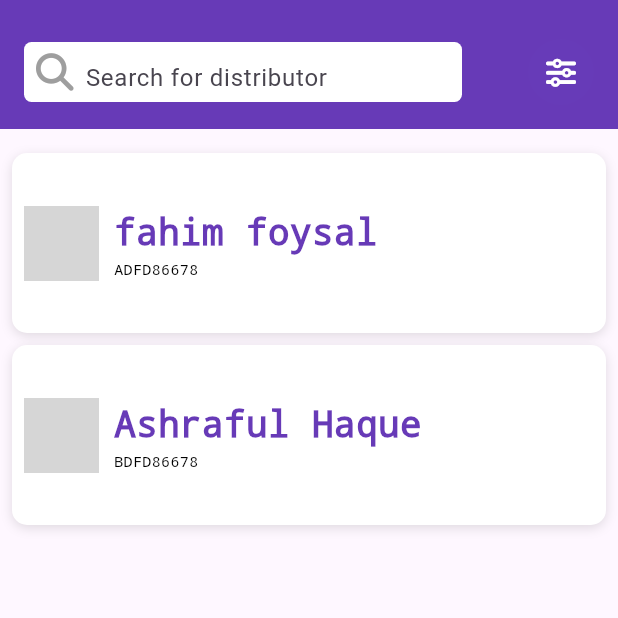
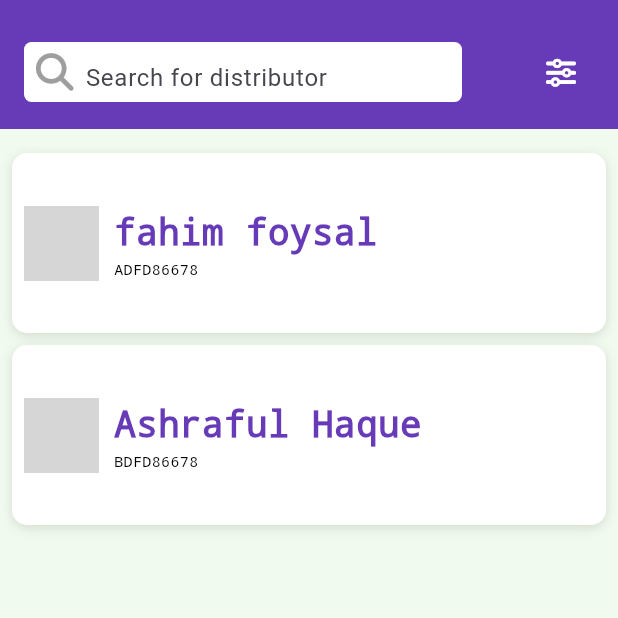
Before and after one commit to fahim-foyshal/robisalesautomationflutter, a Flutter app: the screen it shows after launch, after a tap on "Distributer", on a phone screen of 412 x 824 dp, the top half of it. Run offline on Flutter 3.47's test engine with Material 3 defaults, Android fonts, the phone set to English and light mode, and no system bars; our stand-ins replace font_awesome_flutter, percent_indicator, pie_chart; network calls fail; grey boxes are pictures that could not be loaded.

Commit message:
ScaffoldBackgroundColor change.

```diff
--- a/lib/main.dart
+++ b/lib/main.dart
@@ -1,11 +1,13 @@
 // import 'package:employe_portal/homepage.dart';
 import 'package:flutter/material.dart';
+import 'package:robisalesautomation/utility/mycolors.dart';
 import 'package:robisalesautomation/view/homepage.dart';
 import 'package:robisalesautomation/view/orderdelivery.dart';
 
 
 void main() {
   runApp(MaterialApp(
+    theme: new ThemeData(scaffoldBackgroundColor: Appcolors.lightwhite),
     debugShowCheckedModeBanner: false,
     initialRoute: 'homepage',
     routes: {'homepage': (context) => Homepage()},
```
